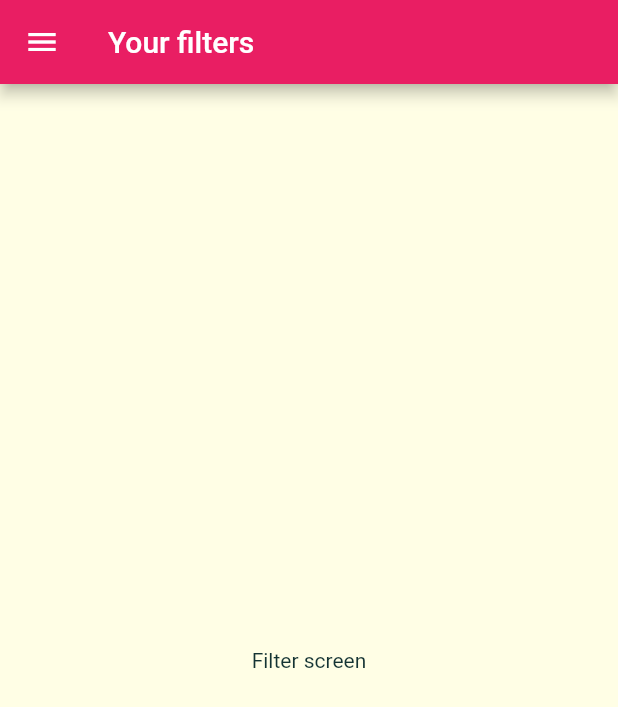
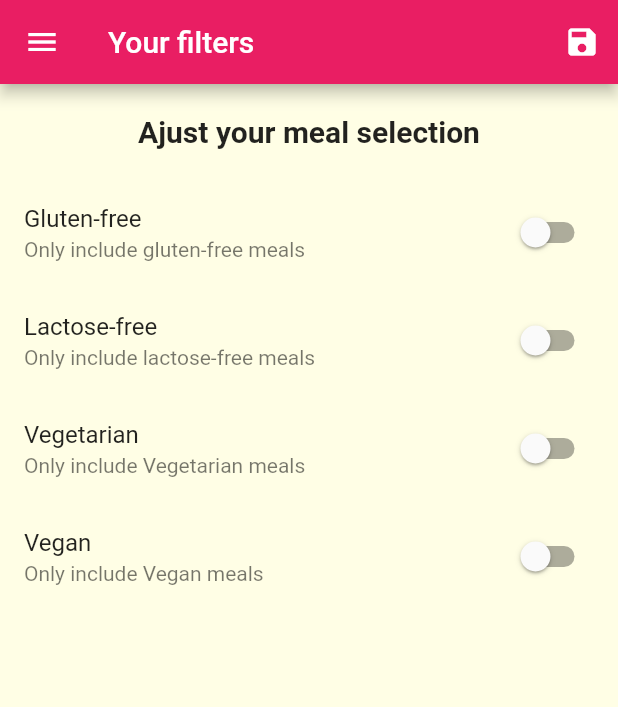
Before and after one commit to ngohongthai/flutter, a Flutter app: the FiltersScreen screen opened by its route, on a phone screen of 412 x 824 dp. Shown: the top 707 px of the screen. Run offline on Flutter 3.47's test engine with Material 2 defaults, Android fonts, the phone set to English and light mode, and no system bars; Roboto replaces fonts that are missing (Raleway, RobotoCondensed).

Commit message:
Finish Filter logic for Meal app

```diff
--- a/mean_app/lib/main.dart
+++ b/mean_app/lib/main.dart
@@ -1,4 +1,6 @@
 import 'package:flutter/material.dart';
+import 'package:mean_app/dummy_data.dart';
+import 'package:mean_app/models/meal.dart';
 import 'package:mean_app/screens/categories_screen.dart';
 import 'package:mean_app/screens/category_meal_screen.dart';
 import 'package:mean_app/screens/filter_screen.dart';
@@ -9,8 +11,48 @@ void main() {
   runApp(MyApp());
 }
 
-class MyApp extends StatelessWidget {
+class MyApp extends StatefulWidget {
   // This widget is the root of your application.
+  @override
+  _MyAppState createState() => _MyAppState();
+}
+
+class _MyAppState extends State<MyApp> {
+  Map<String, bool> _filters = {
+    'gluten': false,
+    'lactose': false,
+    'vegan': false,
+    'vegetarian': false
+  };
+
+  List<Meal> _availableMeals = DUMMY_MEALS;
+
+  void _setFilters(Map<String, bool> filterData) {
+    setState(() {
+      _filters = filterData;
+
+      _availableMeals = DUMMY_MEALS.where((meal) {
+        var _glutenFree = _filters['gluten'] as bool;
+        if (_glutenFree && !meal.isGlutenFree) {
+          return false;
+        }
+        var _vegetarian = _filters['vegetarian'] as bool;
+        if (_vegetarian && !meal.isVegetarian) {
+          return false;
+        }
+        var _vegan = _filters['vegan'] as bool;
+        if (_vegan && !meal.isVegan) {
+          return false;
+        }
+        var _lactoseFree = _filters['lactose'] as bool;
+        if (_lactoseFree && !meal.isLactoseFree) {
+          return false;
+        }
+        return true;
+      }).toList();
+    });
+  }
+
   @override
   Widget build(BuildContext context) {
     return MaterialApp(
@@ -37,9 +79,14 @@ class MyApp extends StatelessWidget {
       initialRoute: '/',
       routes: {
         '/': (ctx) => TabScreen(),
-        CategoryMealsScreen.routerName: (ctx) => CategoryMealsScreen(),
+        CategoryMealsScreen.routerName: (ctx) => CategoryMealsScreen(
+              availableMeals: _availableMeals,
+            ),
         MealDetailScreen.routerName: (ctx) => MealDetailScreen(),
-        FiltersScreen.routerName: (ctx) => FiltersScreen()
+        FiltersScreen.routerName: (ctx) => FiltersScreen(
+              saveFilters: _setFilters,
+              currentFilter: _filters,
+            )
       },
     );
   }
--- a/mean_app/lib/screens/category_meal_screen.dart
+++ b/mean_app/lib/screens/category_meal_screen.dart
@@ -6,8 +6,10 @@ import '../models/meal.dart';
 
 class CategoryMealsScreen extends StatefulWidget {
   static final String routerName = '/category-meals';
+  final List<Meal> availableMeals;
 
-  const CategoryMealsScreen({Key? key}) : super(key: key);
+  const CategoryMealsScreen({Key? key, required this.availableMeals})
+      : super(key: key);
 
   @override
   _CategoryMealsScreenState createState() => _CategoryMealsScreenState();
@@ -31,7 +33,7 @@ class _CategoryMealsScreenState extends State<CategoryMealsScreen> {
       categoryTitle = routeArgs['title'] ?? '';
       final categoryId = routeArgs['id'] ?? '';
 
-      displayedMeals = DUMMY_MEALS
+      displayedMeals = widget.availableMeals
           .where((meal) => meal.categories.contains(categoryId))
           .toList();
       _loadedInitData = true;
--- a/mean_app/lib/screens/filter_screen.dart
+++ b/mean_app/lib/screens/filter_screen.dart
@@ -3,27 +3,103 @@ import 'package:mean_app/widgets/main_drawer.dart';
 
 class FiltersScreen extends StatefulWidget {
   static final String routerName = '/filter';
-  const FiltersScreen({Key? key}) : super(key: key);
+  final Function(Map<String, bool>) saveFilters;
+  final Map<String, bool> currentFilter;
+  const FiltersScreen(
+      {Key? key, required this.currentFilter, required this.saveFilters})
+      : super(key: key);
 
   @override
   _FiltersScreenState createState() => _FiltersScreenState();
 }
 
 class _FiltersScreenState extends State<FiltersScreen> {
-  bool _glutenFree = false;
-  bool _vegetarian = false;
-  bool _vegan = false;
-  bool _lactoseFree = false;
+  var _glutenFree = false;
+  var _vegetarian = false;
+  var _vegan = false;
+  var _lactoseFree = false;
+
+  @override
+  initState() {
+    _glutenFree = widget.currentFilter['gluten'] as bool;
+    _vegetarian = widget.currentFilter['vegetarian'] as bool;
+    _vegan = widget.currentFilter['vegan'] as bool;
+    _lactoseFree = widget.currentFilter['lactose'] as bool;
+    super.initState();
+  }
+
+  Widget _buildSwitchListTitle(String title, String description,
+      bool currentValue, Function(bool) updateValue) {
+    return SwitchListTile(
+      value: currentValue,
+      title: Text(title),
+      subtitle: Text(description),
+      onChanged: updateValue,
+    );
+  }
 
   @override
   Widget build(BuildContext context) {
     return Scaffold(
       appBar: AppBar(
         title: Text('Your filters'),
+        actions: [
+          IconButton(
+            icon: Icon(Icons.save),
+            onPressed: () {
+              widget.saveFilters({
+                'gluten': _glutenFree,
+                'lactose': _lactoseFree,
+                'vegan': _vegan,
+                'vegetarian': _vegetarian
+              });
+            },
+          )
+        ],
       ),
       drawer: MainDrawer(),
-      body: Center(
-        child: Text('Filter screen'),
+      body: Column(
+        children: [
+          Container(
+            padding: EdgeInsets.all(20),
+            child: Text(
+              'Ajust your meal selection',
+              style: Theme.of(context).textTheme.headline6,
+            ),
+          ),
+          Expanded(
+              child: ListView(
+            children: [
+              // .. switch list title
+              _buildSwitchListTitle(
+                  'Gluten-free', 'Only include gluten-free meals', _glutenFree,
+                  (newValue) {
+                setState(() {
+                  _glutenFree = newValue;
+                });
+              }),
+              _buildSwitchListTitle('Lactose-free',
+                  'Only include lactose-free meals', _lactoseFree, (newValue) {
+                setState(() {
+                  _lactoseFree = newValue;
+                });
+              }),
+              _buildSwitchListTitle(
+                  'Vegetarian', 'Only include Vegetarian meals', _vegetarian,
+                  (newValue) {
+                setState(() {
+                  _vegetarian = newValue;
+                });
+              }),
+              _buildSwitchListTitle('Vegan', 'Only include Vegan meals', _vegan,
+                  (newValue) {
+                setState(() {
+                  _vegan = newValue;
+                });
+              })
+            ],
+          ))
+        ],
       ),
     );
   }
```
